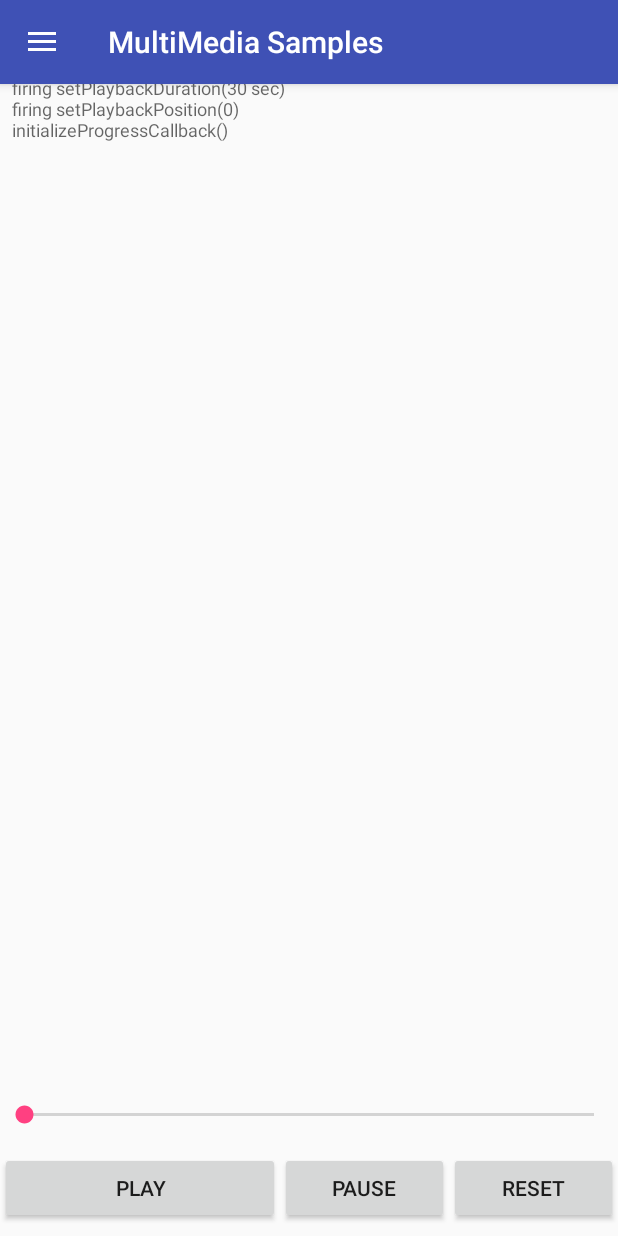
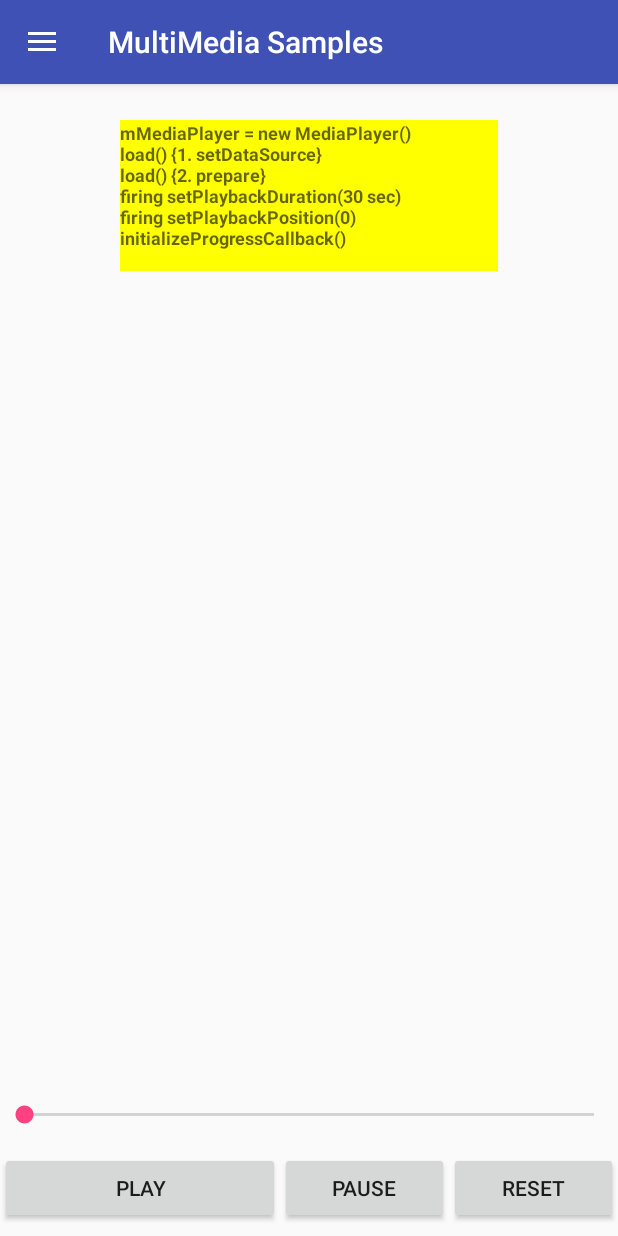
Before and after one commit to superbderrick/FileHandlings, an Android app: the fragment AudioPlayerFragment placed in its activity, on a phone screen of 412 x 824 dp. Run offline under Robolectric (Android 15) with nearby library versions, the phone set to English and light mode, and no system bars.

Commit message:
improved Audio-fragment to bring good user visibility

```diff
--- a/app/src/main/res/layout/fragment_audio.xml
+++ b/app/src/main/res/layout/fragment_audio.xml
@@ -8,14 +8,16 @@
         android:id="@+id/scroll_container"
         android:layout_width="match_parent"
         android:layout_height="match_parent"
-        android:layout_margin="8dp"
+        android:layout_margin="80dp"
         android:layout_weight="1">
 
         <TextView
+            android:background="@color/colorYellow"
             android:id="@+id/text_debug"
             android:layout_width="match_parent"
             android:layout_height="wrap_content"
             android:textSize="12sp"
+            android:textStyle="bold"
             android:textAppearance="@style/TextAppearance.AppCompat.Medium"/>
 
     </ScrollView>
--- a/app/src/main/res/values/colors.xml
+++ b/app/src/main/res/values/colors.xml
@@ -3,4 +3,5 @@
     <color name="colorPrimary">#3F51B5</color>
     <color name="colorPrimaryDark">#303F9F</color>
     <color name="colorAccent">#FF4081</color>
+    <color name="colorYellow">#FFFF00</color>
 </resources>
```
